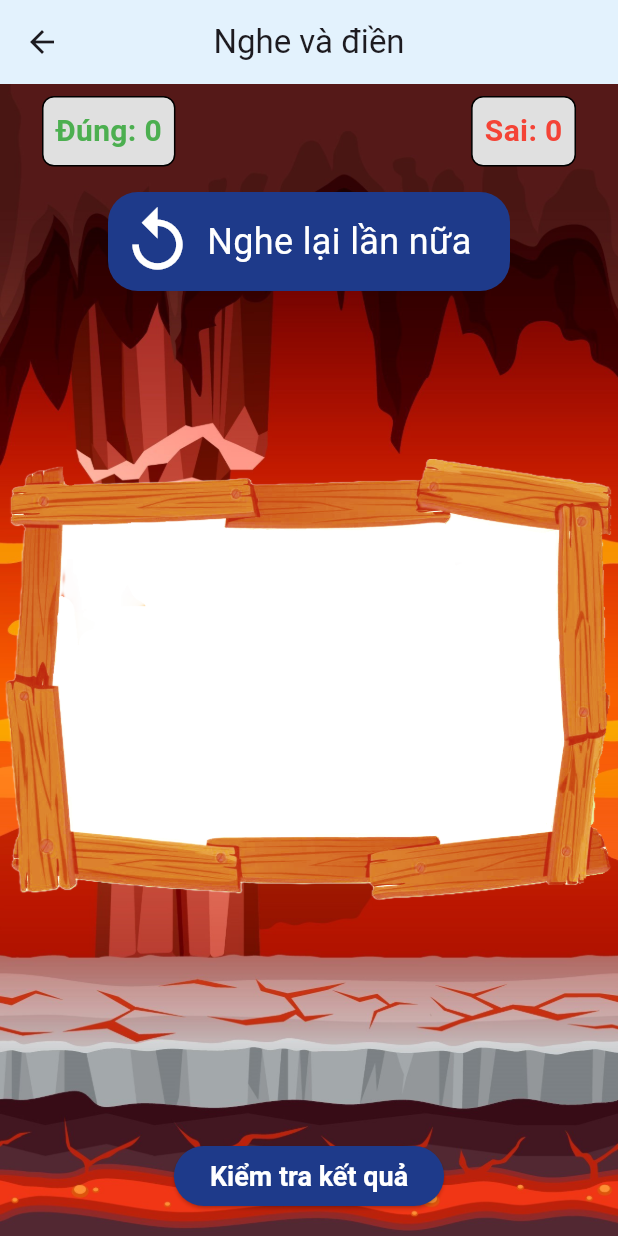
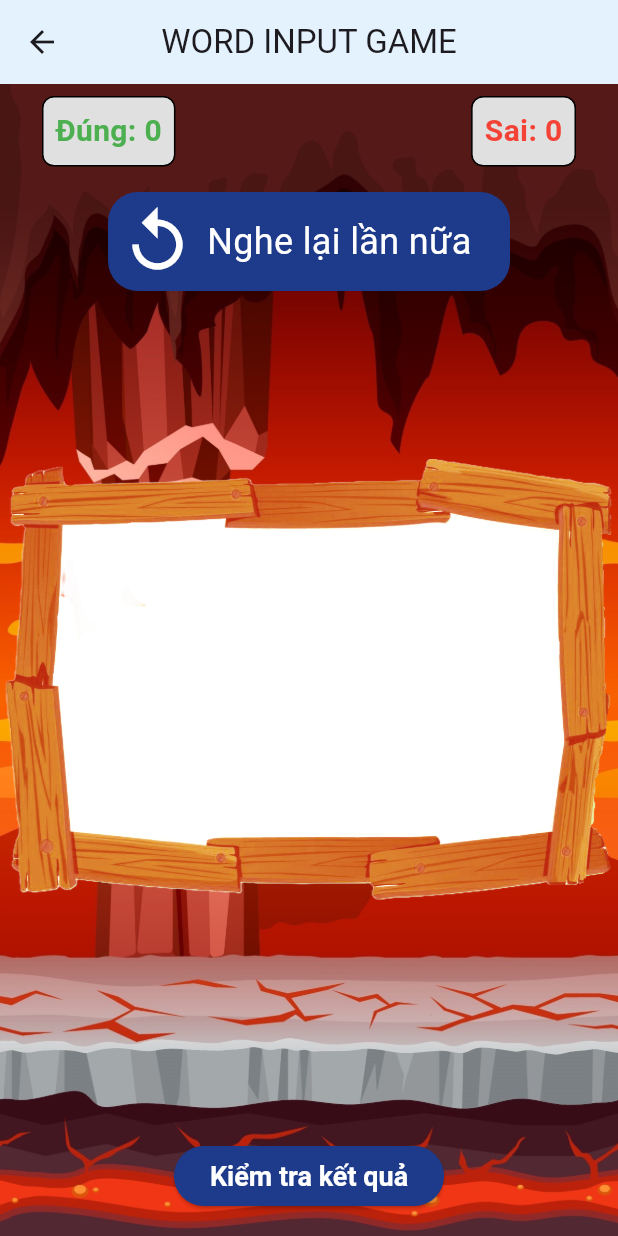
Before and after one commit to Chamie17/QuizLand, a Flutter app: the WordInputGameScreen screen opened directly with empty values, on a phone screen of 412 x 824 dp. Run offline on Flutter 3.47's test engine with Material 3 defaults, Android fonts, the phone set to English and light mode, and no system bars; our stand-ins replace adaptive_dialog, audioplayers, cached_network_image, cloud_firestore, email_validator, firebase_auth and 8 more; missing offline and left inert: audio_metadata_reader, bcrypt, tutorial_coach_mark; accounts and stored records are empty; network calls fail; project files that could hold a hidden picture were left out.

Commit message:
adjust UI

```diff
--- a/lib/screens/arrange_sentence_game_screen.dart
+++ b/lib/screens/arrange_sentence_game_screen.dart
@@ -169,7 +169,7 @@ class _ArrangeSentenceGameScreenState extends State<ArrangeSentenceGameScreen>
     return Scaffold(
       appBar: AppBar(
         centerTitle: true,
-        title: const Text("Arrange Sentence Game"),
+        title: const Text("ARRANGE SENTENCE GAME"),
       ),
       body: Stack(
         children: [
--- a/lib/screens/detail_word_screen.dart
+++ b/lib/screens/detail_word_screen.dart
@@ -114,7 +114,7 @@ class _DetailWordScreenState extends State<DetailWordScreen> {
       appBar: AppBar(
         centerTitle: true,
         title: Text("Từ điển QuizLand"),
-        backgroundColor: Colors.blue,
+        backgroundColor: Colors.purple.shade200,
       ),
       body: isLoading
           ? const Center(
@@ -124,7 +124,7 @@ class _DetailWordScreenState extends State<DetailWordScreen> {
         padding: const EdgeInsets.all(16.0),
         child: Container(
           decoration: BoxDecoration(
-              color: Colors.blue,
+              color: Colors.blue.shade300,
               borderRadius: BorderRadius.circular(30)),
           child: Padding(
             padding: const EdgeInsets.all(16.0),
--- a/lib/screens/listening_game_screen.dart
+++ b/lib/screens/listening_game_screen.dart
@@ -282,7 +282,7 @@ class _ListeningGameScreenState extends State<ListeningGameScreen>
   @override
   Widget build(BuildContext context) {
     return Scaffold(
-      appBar: AppBar(centerTitle: true, title: Text("Nghe và đoán")),
+      appBar: AppBar(centerTitle: true, title: Text("LISTENING GAME")),
       body: Stack(
         children: [
           SizedBox(
--- a/lib/screens/matching_game_screen.dart
+++ b/lib/screens/matching_game_screen.dart
@@ -518,7 +518,7 @@ class _MatchingGameScreenState extends State<MatchingGameScreen>
     return Scaffold(
       appBar: AppBar(
         centerTitle: true,
-        title: const Text("Ghép cặp từ vựng"),
+        title: const Text("MATCHING GAME"),
       ),
       body: Stack(
         children: [
--- a/lib/screens/word_input_game_screen.dart
+++ b/lib/screens/word_input_game_screen.dart
@@ -160,7 +160,7 @@ class _WordInputGameScreenState extends State<WordInputGameScreen> {
     return Scaffold(
       appBar: AppBar(
         centerTitle: true,
-        title: const Text("Nghe và điền"),
+        title: const Text("WORD INPUT GAME"),
       ),
       body: Stack(
         children: [
```
